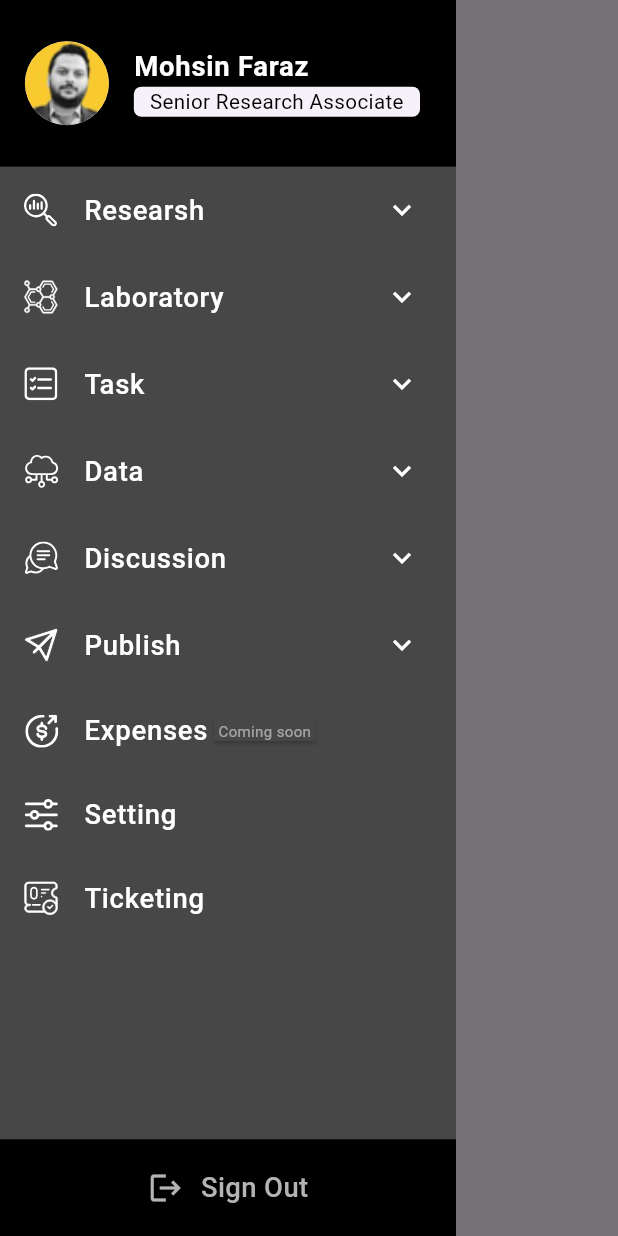
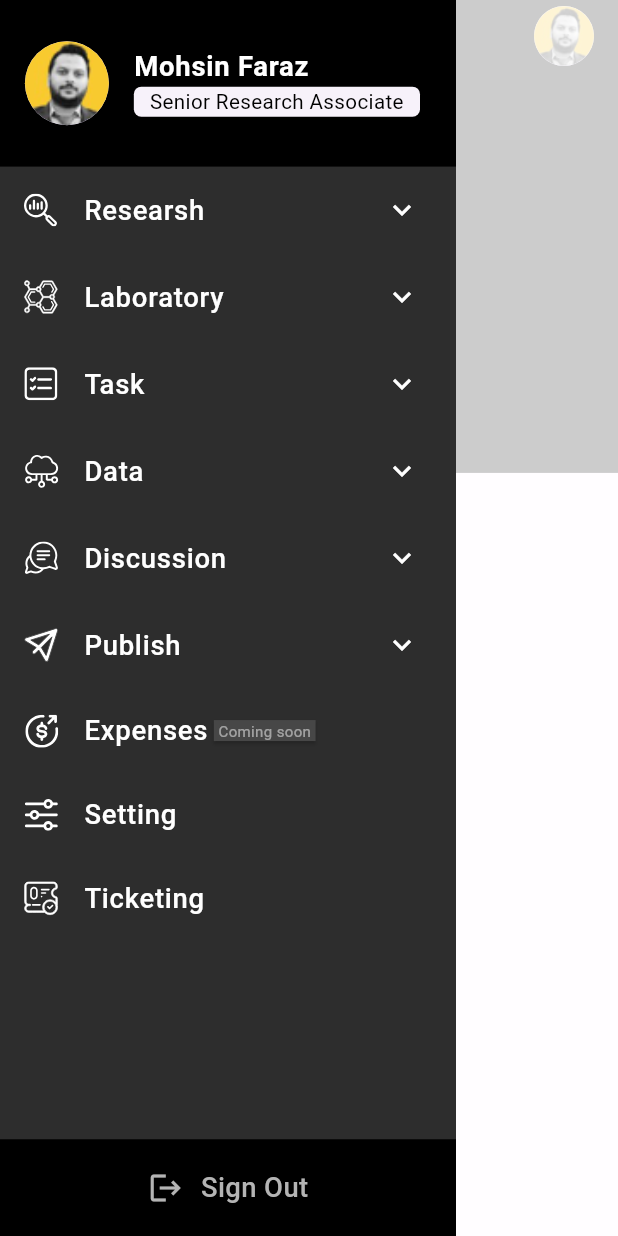
Before and after one commit to yousefmohamed35/innova_task, a Flutter app: the screen it shows after launch, with the side drawer open, on a phone screen of 412 x 824 dp. Run offline on Flutter 3.47's test engine with Material 3 defaults, Android fonts, the phone set to English and light mode, and no system bars; our stand-ins replace flutter_screenutil, flutter_svg; Roboto replaces fonts that are missing (SF Pro Display).

Commit message:
create custom app bar

```diff
--- a/lib/core/widgets/drawer/custom_drawer.dart
+++ b/lib/core/widgets/drawer/custom_drawer.dart
@@ -11,7 +11,7 @@ class CustomDrawer extends StatelessWidget {
   @override
   Widget build(BuildContext context) {
     return Drawer(
-      backgroundColor: Color(0xff474747),
+      backgroundColor: const Color(0xFF2D2D2D),
       shape: RoundedRectangleBorder(),
       child: CustomScrollView(
         slivers: [
--- a/lib/features/dashboard/presentation/view/dashboard_view.dart
+++ b/lib/features/dashboard/presentation/view/dashboard_view.dart
@@ -1,15 +1,22 @@
 import 'package:flutter/material.dart';
 import 'package:invotask/core/widgets/drawer/custom_drawer.dart';
+import 'package:invotask/features/dashboard/presentation/view/widget/dashboard_body.dart';
 
-class DashboardView extends StatelessWidget {
+class DashboardView extends StatefulWidget {
   const DashboardView({super.key});
 
+  @override
+  State<DashboardView> createState() => _DashboardViewState();
+}
+
+class _DashboardViewState extends State<DashboardView> {
   @override
   Widget build(BuildContext context) {
     return SafeArea(
       child: Scaffold(
-        appBar: AppBar(),
         drawer: CustomDrawer(),
+        drawerScrimColor: Colors.white.withOpacity(.8),
+        body: DashboardBody(),
       ),
     );
   }
--- /dev/null
+++ b/lib/features/dashboard/presentation/view/widget/custom_app_bar.dart
@@ -0,0 +1,32 @@
+import 'package:flutter/material.dart';
+import 'package:invotask/core/image.dart';
+
+class CustomAppBar extends StatelessWidget {
+  const CustomAppBar({
+    super.key,
+  });
+
+  @override
+  Widget build(BuildContext context) {
+    return Row(
+      mainAxisAlignment: MainAxisAlignment.spaceBetween,
+      children: [
+        IconButton(
+          onPressed: () {
+            Scaffold.of(context).openDrawer();
+          },
+          icon: Icon(
+            Icons.menu,
+            color: Colors.white,
+          ),
+        ),
+        Padding(
+          padding: const EdgeInsets.only(right: 16),
+          child: CircleAvatar(
+            backgroundImage: AssetImage(AppImage.profileImage),
+          ),
+        ),
+      ],
+    );
+  }
+}
--- /dev/null
+++ b/lib/features/dashboard/presentation/view/widget/dashboard_body.dart
@@ -0,0 +1,27 @@
+import 'package:flutter/material.dart';
+import 'package:flutter_screenutil/flutter_screenutil.dart';
+
+
+import 'custom_app_bar.dart';
+
+class DashboardBody extends StatelessWidget {
+  const DashboardBody({super.key});
+
+  @override
+  Widget build(BuildContext context) {
+    return Column(
+      children: [
+        Container(
+          width: double.infinity,
+          height: 264.h,
+          color: Colors.black,
+          child: Column(
+            children: [
+              CustomAppBar()
+            ],
+          ),
+        ),
+      ],
+    );
+  }
+}
```
